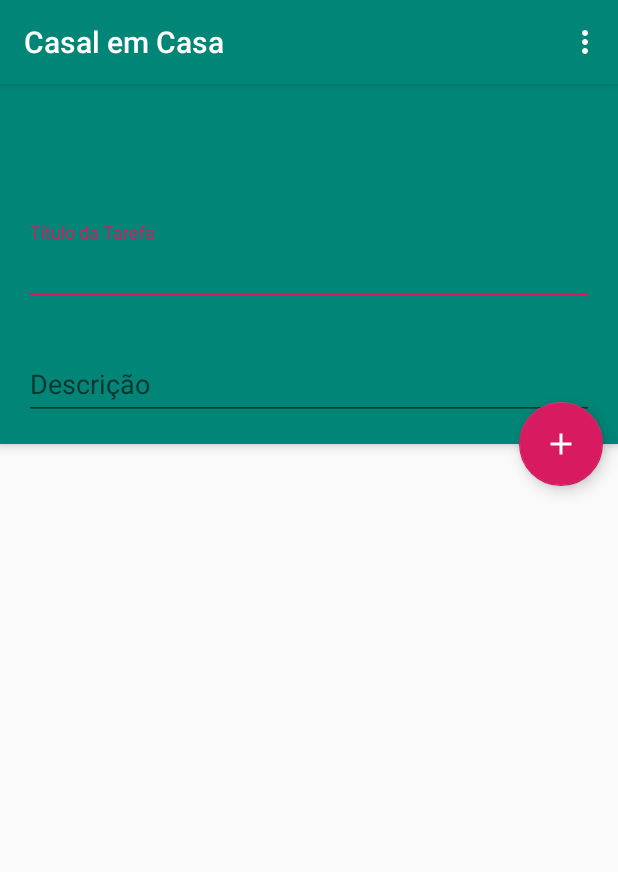
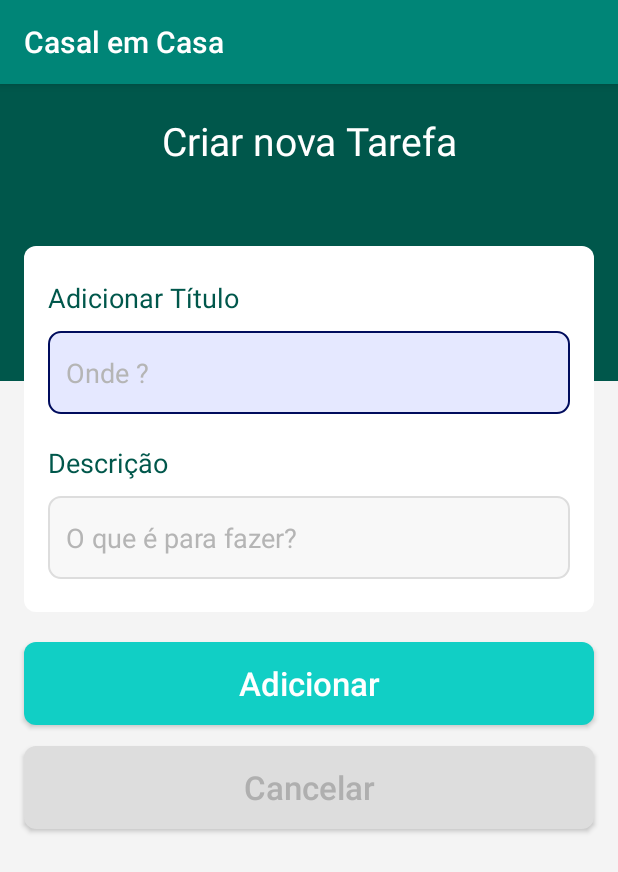
Before and after one commit to lostcrixxx/AppCasalEmCasa, an Android app: the MainActivity screen opened directly, with no data from a screen before it, after a tap on an icon or button, on a phone screen of 412 x 824 dp. Shown: the top 872 px of the screen. Run offline under Robolectric (Android 15) with nearby library versions, the phone set to English and light mode, and no system bars; our stand-ins replace Firebase (no records; nobody signed in at launch, a user with empty details on screens opened directly).

Commit message:
aligning layout list

```diff
--- a/app/build.gradle
+++ b/app/build.gradle
@@ -30,7 +30,6 @@ dependencies {
     androidTestImplementation 'androidx.test.espresso:espresso-core:3.2.0'
 
     implementation 'com.google.firebase:firebase-firestore:21.4.0'
-    implementation 'com.google.firebase:firebase-database:19.2.1'
     implementation 'com.google.android.material:material:1.0.0'
     implementation 'androidx.cardview:cardview:1.0.0'
     implementation 'androidx.recyclerview:recyclerview:1.1.0'
--- a/app/src/main/AndroidManifest.xml
+++ b/app/src/main/AndroidManifest.xml
@@ -22,6 +22,7 @@
             android:name=".LoginActivity"
             android:theme="@style/Theme.AppCompat.Light.NoActionBar" />
         <activity android:name=".MainActivity" />
+        <activity android:name=".View.NewTaskActivity" />
         <activity android:name=".RegisterActivity" />
     </application>
 
--- a/app/src/main/java/br/com/envolvedesenvolve/casalemcasa/MainActivity.java
+++ b/app/src/main/java/br/com/envolvedesenvolve/casalemcasa/MainActivity.java
@@ -1,6 +1,7 @@
 package br.com.envolvedesenvolve.casalemcasa;
 
 import android.content.Context;
+import android.content.Intent;
 import android.content.SharedPreferences;
 import android.os.Bundle;
 import android.util.Log;
@@ -38,6 +39,7 @@ import java.util.UUID;
 import br.com.envolvedesenvolve.casalemcasa.Adapter.ListItemAdapter;
 import br.com.envolvedesenvolve.casalemcasa.Model.ToDo;
 import br.com.envolvedesenvolve.casalemcasa.View.AboutFragment;
+import br.com.envolvedesenvolve.casalemcasa.View.NewTaskActivity;
 
 /**
  * Created by Cristiano M. on 31/01/2020
@@ -46,12 +48,13 @@ import br.com.envolvedesenvolve.casalemcasa.View.AboutFragment;
 
 public class MainActivity extends AppCompatActivity {
 
-    private String firstUUID, codeUUID;
+    private String codeUUID;
     public String idUpdate = "";
     public boolean isUpdate = false;
 
+    public EditText edtTitle, edtDescription;
+
     private SharedPreferences prefs;
-    public EditText edtTitle, edtDescription;
     private FirebaseFirestore db;
     private RecyclerView listItem;
     private RecyclerView.LayoutManager layoutManager;
@@ -66,18 +69,8 @@ public class MainActivity extends AppCompatActivity {
         super.onCreate(savedInstanceState);
         setContentView(R.layout.activity_main);
 
-//        Toolbar toolbar = (Toolbar) findViewById(R.id.toolbar);
-//        setSupportActionBar(toolbar);
-
-//        ActionBar actionBar = getSupportActionBar();
-//        if (actionBar != null) {
-//            actionBar.setDisplayHomeAsUpEnabled(true);
-//        }
-
         db = FirebaseFirestore.getInstance();
 //        dialog = new SpotsDialog(this);
-        edtTitle = findViewById(R.id.title);
-        edtDescription = findViewById(R.id.description);
         fab = findViewById(R.id.fab);
 
         prefs = getSharedPreferences("login", Context.MODE_PRIVATE);
@@ -86,16 +79,18 @@ public class MainActivity extends AppCompatActivity {
         fab.setOnClickListener(new View.OnClickListener() {
             @Override
             public void onClick(View v) {
-                if(!edtTitle.getText().toString().isEmpty() || !edtDescription.getText().toString().isEmpty()) {
-                    if (!isUpdate) {
-                        setData(edtTitle.getText().toString(), edtDescription.getText().toString());
-                    } else {
-                        updateData(edtTitle.getText().toString(), edtDescription.getText().toString());
-                        isUpdate = !isUpdate;
-                    }
-                } else {
-                    Toast.makeText(MainActivity.this, "Preencha os campos !", Toast.LENGTH_SHORT).show();
-                }
+                startActivity(new Intent(MainActivity.this, NewTaskActivity.class));
+
+//                if(!edtTitle.getText().toString().isEmpty() || !edtDescription.getText().toString().isEmpty()) {
+//                    if (!isUpdate) {
+//                        setData(edtTitle.getText().toString(), edtDescription.getText().toString());
+//                    } else {
+//                        updateData(edtTitle.getText().toString(), edtDescription.getText().toString());
+//                        isUpdate = !isUpdate;
+//                    }
+//                } else {
+//                    Toast.makeText(MainActivity.this, "Preencha os campos !", Toast.LENGTH_SHORT).show();
+//                }
             }
         });
 
@@ -118,7 +113,7 @@ public class MainActivity extends AppCompatActivity {
     @Override
     public boolean onOptionsItemSelected(MenuItem item) {
         int id = item.getItemId();
-        switch(id) {
+        switch (id) {
 //            case R.id.action_code:
 //            FragmentManager fm = getSupportFragmentManager();
 //            CodeFragment editNameDialogFragment = CodeFragment.newInstance();
@@ -135,7 +130,7 @@ public class MainActivity extends AppCompatActivity {
                 FragmentManager fm = getSupportFragmentManager();
                 AboutFragment editNameDialogFragment = AboutFragment.newInstance("Some Title");
                 editNameDialogFragment.show(fm, "fragment_edit_name");
-            break;
+                break;
 //            case R.id.action_settings:
 //                Log.d("MainActivity", "configurações");
 //                Intent iConfig = new Intent(this, ConfigActivity.class);
@@ -167,24 +162,6 @@ public class MainActivity extends AppCompatActivity {
                         loadData();
                     }
                 });
-    }
-
-    private void setData(String title, String description) {
-        String id = UUID.randomUUID().toString();
-        Map<String, Object> todo = new HashMap<>();
-        todo.put("id", id);
-        todo.put("title", title);
-        todo.put("description", description);
-
-        db.collection(codeUUID).document(id)
-                .set(todo).addOnSuccessListener(new OnSuccessListener<Void>() {
-            @Override
-            public void onSuccess(Void aVoid) {
-                loadData();
-                edtTitle.setText("");
-                edtDescription.setText("");
-            }
-        });
     }
 
     private void loadData() {
--- a/app/src/main/java/br/com/envolvedesenvolve/casalemcasa/SplashActivity.java
+++ b/app/src/main/java/br/com/envolvedesenvolve/casalemcasa/SplashActivity.java
@@ -15,6 +15,7 @@ import android.os.Handler;
 
 public class SplashActivity extends AppCompatActivity {
 
+    String code;
     boolean statusLogin;
     Handler handler;
     SharedPreferences prefs;
@@ -25,9 +26,10 @@ public class SplashActivity extends AppCompatActivity {
         setContentView(R.layout.activity_splash);
 
         prefs = getSharedPreferences("login", Context.MODE_PRIVATE);
+        code = prefs.getString("codePrefs", "");
         statusLogin = prefs.getBoolean("statusPrefs", false);
 
-        if(statusLogin) {
+        if(!code.equals("") && statusLogin) {
             startActivity(new Intent(SplashActivity.this, MainActivity.class));
         } else {
             handler = new Handler();
--- /dev/null
+++ b/app/src/main/java/br/com/envolvedesenvolve/casalemcasa/View/NewTaskActivity.java
@@ -0,0 +1,100 @@
+package br.com.envolvedesenvolve.casalemcasa.View;
+
+import android.content.Context;
+import android.content.Intent;
+import android.content.SharedPreferences;
+import android.os.Bundle;
+import android.util.Log;
+import android.view.View;
+import android.widget.Button;
+import android.widget.EditText;
+import android.widget.TextView;
+import android.widget.Toast;
+
+import androidx.appcompat.app.AppCompatActivity;
+
+import com.google.android.gms.tasks.OnSuccessListener;
+import com.google.firebase.firestore.FirebaseFirestore;
+
+import java.util.HashMap;
+import java.util.Map;
+import java.util.UUID;
+
+import br.com.envolvedesenvolve.casalemcasa.MainActivity;
+import br.com.envolvedesenvolve.casalemcasa.R;
+
+public class NewTaskActivity extends AppCompatActivity {
+
+    private String firstUUID, codeUUID;
+
+    private TextView titlepage, addtitle, adddesc, adddate;
+    private EditText edtTitle, edtDescription;
+    private Button btnSaveTask, btnCancel;
+
+    private FirebaseFirestore db;
+    private SharedPreferences prefs;
+
+    @Override
+    protected void onCreate(Bundle savedInstanceState) {
+        super.onCreate(savedInstanceState);
+        setContentView(R.layout.activity_new_task);
+
+        db = FirebaseFirestore.getInstance();
+
+        addtitle = findViewById(R.id.add_title);
+        adddesc = findViewById(R.id.add_desc);
+
+        edtTitle = findViewById(R.id.edt_new_title);
+        edtDescription = findViewById(R.id.edt_new_desc);
+
+        btnSaveTask = findViewById(R.id.btn_save_task);
+        btnCancel = findViewById(R.id.btn_cancel);
+
+        prefs = getSharedPreferences("login", Context.MODE_PRIVATE);
+        codeUUID = prefs.getString("codePrefs", "teste");
+        Log.e("teste", "UUID " + codeUUID);
+
+        btnSaveTask.setOnClickListener(new View.OnClickListener() {
+            @Override
+            public void onClick(View v) {
+                if (!edtTitle.getText().toString().isEmpty() || !edtDescription.getText().toString().isEmpty()) {
+//                    if (!isUpdate) {
+                    setData(edtTitle.getText().toString(), edtDescription.getText().toString());
+//                    } else {
+//                        updateData(edtTitle.getText().toString(), edtDescription.getText().toString());
+//                        isUpdate = !isUpdate;
+//                    }
+                } else {
+                    Toast.makeText(NewTaskActivity.this, "Preencha os campos !", Toast.LENGTH_SHORT).show();
+                }
+            }
+        });
+
+        btnCancel.setOnClickListener(new View.OnClickListener() {
+            @Override
+            public void onClick(View v) {
+                finish();
+            }
+        });
+    }
+
+    private void setData(String title, String description) {
+        String id = UUID.randomUUID().toString();
+        Map<String, Object> todo = new HashMap<>();
+        todo.put("id", id);
+        todo.put("title", title);
+        todo.put("description", description);
+
+        db.collection(codeUUID).document(id)
+                .set(todo).addOnSuccessListener(new OnSuccessListener<Void>() {
+            @Override
+            public void onSuccess(Void aVoid) {
+//                edtTitle.setText("");
+//                edtDescription.setText("");
+                finish();
+                Intent a = new Intent(NewTaskActivity.this, MainActivity.class);
+                startActivity(a);
+            }
+        });
+    }
+}
--- /dev/null
+++ b/app/src/main/res/drawable/bg_cancel.xml
@@ -0,0 +1,11 @@
+<?xml version="1.0" encoding="utf-8"?>
+<shape xmlns:android="http://schemas.android.com/apk/res/android">
+
+    <solid
+        android:color="#DDDDDD"
+        />
+    <corners
+        android:radius="8dp"
+        />
+
+</shape>
--- /dev/null
+++ b/app/src/main/res/drawable/bg_create.xml
@@ -0,0 +1,11 @@
+<?xml version="1.0" encoding="utf-8"?>
+<shape xmlns:android="http://schemas.android.com/apk/res/android">
+
+    <solid
+        android:color="#11CFC5"
+        />
+    <corners
+        android:radius="8dp"
+        />
+
+</shape>
--- /dev/null
+++ b/app/src/main/res/drawable/bg_input.xml
@@ -0,0 +1,23 @@
+<?xml version="1.0" encoding="utf-8"?>
+<selector xmlns:android="http://schemas.android.com/apk/res/android">
+
+    <item
+        android:drawable="@drawable/bginputsel"
+        android:state_pressed="true"
+        />
+
+    <item
+        android:drawable="@drawable/bginputsel"
+        android:state_focused="true"
+        />
+
+    <item
+        android:drawable="@drawable/bginputsel"
+        android:state_selected="true"
+        />
+
+    <item
+        android:drawable="@drawable/bginputunsel"
+        />
+
+</selector>
--- /dev/null
+++ b/app/src/main/res/drawable/bg_item.xml
@@ -0,0 +1,12 @@
+<?xml version="1.0" encoding="utf-8"?>
+<shape xmlns:android="http://schemas.android.com/apk/res/android">
+
+    <solid
+        android:color="#FFF"
+        />
+
+    <corners
+        android:radius="8dp"
+        />
+
+</shape>
--- /dev/null
+++ b/app/src/main/res/drawable/bginputsel.xml
@@ -0,0 +1,14 @@
+<?xml version="1.0" encoding="utf-8"?>
+<shape xmlns:android="http://schemas.android.com/apk/res/android">
+
+    <solid
+        android:color="#E5E8FF"
+        />
+    <stroke
+        android:width="1dp"
+        android:color="#000C5D"/>
+    <corners
+        android:radius="8dp"
+        />
+
+</shape>
--- /dev/null
+++ b/app/src/main/res/drawable/bginputunsel.xml
@@ -0,0 +1,14 @@
+<?xml version="1.0" encoding="utf-8"?>
+<shape xmlns:android="http://schemas.android.com/apk/res/android">
+
+    <solid
+        android:color="#F8F8F8"
+        />
+    <stroke
+        android:width="1dp"
+        android:color="#DDDDDD"/>
+    <corners
+        android:radius="8dp"
+        />
+
+</shape>
--- a/app/src/main/res/layout/activity_main.xml
+++ b/app/src/main/res/layout/activity_main.xml
@@ -6,54 +6,26 @@
     android:layout_height="match_parent"
     tools:context=".MainActivity">
 
-    <com.google.android.material.appbar.AppBarLayout
-        android:id="@+id/app_bar_layout"
+    <LinearLayout
+        android:id="@+id/layout_info"
         android:layout_width="match_parent"
         android:layout_height="wrap_content"
-        android:theme="@style/AppTheme">
+        android:background="@color/colorPrimaryDark"
+        android:orientation="vertical"
+        android:padding="16dp">
 
-        <androidx.appcompat.widget.Toolbar
-            android:id="@+id/toolbar"
-            android:layout_width="match_parent"
-            android:layout_height="?attr/actionBarSize" />
-
-        <LinearLayout
-            android:id="@+id/layout_info"
+        <TextView
+            android:id="@+id/titlepage"
             android:layout_width="match_parent"
             android:layout_height="wrap_content"
-            android:background="@color/colorPrimary"
-            android:orientation="vertical"
-            android:padding="16dp">
+            android:layout_marginTop="20dp"
+            android:layout_marginBottom="18dp"
+            android:text="Minha Lista"
+            android:textAlignment="center"
+            android:textColor="#FFF"
+            android:textSize="26sp" />
 
-            <com.google.android.material.textfield.TextInputLayout
-                android:id="@+id/textInputPassword"
-                style="@style/parent"
-                android:layout_marginTop="20dp">
-
-                <EditText
-                    android:id="@+id/title"
-                    style="@style/modifiedEditText"
-                    android:hint="Título da Tarefa"
-                    android:inputType="text"
-                    android:maxLines="1"
-                    android:textColorHint="@android:color/white" />
-            </com.google.android.material.textfield.TextInputLayout>
-
-            <com.google.android.material.textfield.TextInputLayout
-                style="@style/parent"
-                android:layout_marginTop="20dp">
-
-                <EditText
-                    android:id="@+id/description"
-                    style="@style/modifiedEditText"
-                    android:hint="Descrição"
-                    android:inputType="textMultiLine"
-                    android:textColorHint="@android:color/white" />
-            </com.google.android.material.textfield.TextInputLayout>
-
-        </LinearLayout>
-
-    </com.google.android.material.appbar.AppBarLayout>
+    </LinearLayout>
 
     <com.google.android.material.floatingactionbutton.FloatingActionButton
         android:id="@+id/fab"
@@ -62,16 +34,17 @@
         android:layout_marginRight="10dp"
         android:elevation="6dp"
         android:src="@drawable/ic_add"
+        app:backgroundTint="@color/register_bk_color"
         app:fabSize="normal"
-        app:layout_anchor="@id/app_bar_layout"
+        app:layout_anchor="@id/layout_info"
         app:layout_anchorGravity="bottom|right"
         app:pressedTranslationZ="12dp" />
 
     <androidx.recyclerview.widget.RecyclerView
         android:id="@+id/listTodo"
         android:layout_width="match_parent"
-        android:layout_height="match_parent"
-        android:layout_marginTop="30dp"
-        app:layout_behavior="@string/appbar_scrolling_view_behavior" />
+        android:layout_height="wrap_content"
+        android:layout_marginTop="135dp"
+        app:layout_anchor="@id/fab" />
 
 </androidx.coordinatorlayout.widget.CoordinatorLayout>
--- /dev/null
+++ b/app/src/main/res/layout/activity_new_task.xml
@@ -0,0 +1,159 @@
+<?xml version="1.0" encoding="utf-8"?>
+<LinearLayout xmlns:android="http://schemas.android.com/apk/res/android"
+    xmlns:app="http://schemas.android.com/apk/res-auto"
+    xmlns:tools="http://schemas.android.com/tools"
+    android:layout_width="match_parent"
+    android:layout_height="match_parent"
+    android:background="#F4F4F4"
+    android:orientation="vertical"
+    tools:context=".MainActivity">
+
+    <LinearLayout
+        android:layout_width="match_parent"
+        android:layout_height="198dp"
+        android:background="@color/colorPrimaryDark"
+        android:orientation="vertical">
+
+        <TextView
+            android:id="@+id/titlepage"
+            android:layout_width="match_parent"
+            android:layout_height="wrap_content"
+            android:layout_marginTop="20dp"
+            android:layout_marginBottom="18dp"
+            android:text="Criar nova Tarefa"
+            android:textAlignment="center"
+            android:textColor="#FFF"
+            android:textSize="26sp" />
+
+    </LinearLayout>
+
+    <LinearLayout
+        android:layout_width="match_parent"
+        android:layout_height="wrap_content"
+        android:layout_marginLeft="16dp"
+        android:layout_marginTop="-90dp"
+        android:layout_marginRight="16dp"
+        android:background="@drawable/bg_item"
+        android:orientation="vertical"
+        android:paddingTop="22dp"
+        android:paddingBottom="22dp">
+
+        <LinearLayout
+            android:layout_width="match_parent"
+            android:layout_height="wrap_content"
+            android:layout_marginLeft="16dp"
+            android:layout_marginRight="16dp"
+            android:orientation="vertical">
+
+            <TextView
+                android:id="@+id/add_title"
+                android:layout_width="match_parent"
+                android:layout_height="wrap_content"
+                android:layout_marginBottom="10dp"
+                android:text="Adicionar Título"
+                android:textColor="@color/colorPrimaryDark"
+                android:textSize="18sp" />
+
+            <EditText
+                android:id="@+id/edt_new_title"
+                android:layout_width="match_parent"
+                android:layout_height="55dp"
+                android:background="@drawable/bg_input"
+                android:hint="Onde ?"
+                android:inputType="text"
+                android:paddingLeft="12dp"
+                android:textColor="@color/colorPrimaryDark"
+                android:textColorHint="#B5B5B5" />
+
+        </LinearLayout>
+
+        <LinearLayout
+            android:layout_width="match_parent"
+            android:layout_height="wrap_content"
+            android:layout_marginLeft="16dp"
+            android:layout_marginTop="20dp"
+            android:layout_marginRight="16dp"
+            android:orientation="vertical">
+
+            <TextView
+                android:id="@+id/add_desc"
+                android:layout_width="match_parent"
+                android:layout_height="wrap_content"
+                android:layout_marginBottom="10dp"
+                android:text="Descrição"
+                android:textColor="@color/colorPrimaryDark"
+                android:textSize="18sp" />
+
+            <EditText
+                android:id="@+id/edt_new_desc"
+                android:layout_width="match_parent"
+                android:layout_height="55dp"
+                android:background="@drawable/bg_input"
+                android:hint="O que é para fazer?"
+                android:inputType="text"
+                android:maxLength="25"
+                android:paddingLeft="12dp"
+                android:textColor="@color/colorPrimaryDark"
+                android:textColorHint="#B5B5B5" />
+
+        </LinearLayout>
+
+<!--        <LinearLayout-->
+<!--            android:layout_width="match_parent"-->
+<!--            android:layout_height="wrap_content"-->
+<!--            android:layout_marginLeft="16dp"-->
+<!--            android:layout_marginTop="20dp"-->
+<!--            android:layout_marginRight="16dp"-->
+<!--            android:orientation="vertical">-->
+
+<!--            <TextView-->
+<!--                android:id="@+id/adddate"-->
+<!--                android:layout_width="match_parent"-->
+<!--                android:layout_height="wrap_content"-->
+<!--                android:layout_marginBottom="10dp"-->
+<!--                android:text="Timeline"-->
+<!--                android:textColor="@color/colorPrimaryDark"-->
+<!--                android:textSize="18sp" />-->
+
+<!--            <EditText-->
+<!--                android:id="@+id/datedoes"-->
+<!--                android:layout_width="match_parent"-->
+<!--                android:layout_height="55dp"-->
+<!--                android:background="@drawable/bg_input"-->
+<!--                android:hint="When will?"-->
+<!--                android:inputType="text"-->
+<!--                android:paddingLeft="12dp"-->
+<!--                android:textColor="@color/colorPrimaryDark"-->
+<!--                android:textColorHint="#B5B5B5" />-->
+
+<!--        </LinearLayout>-->
+
+    </LinearLayout>
+
+    <Button
+        android:id="@+id/btn_save_task"
+        android:layout_width="match_parent"
+        android:layout_height="55dp"
+        android:layout_marginLeft="16dp"
+        android:layout_marginTop="20dp"
+        android:layout_marginRight="16dp"
+        android:background="@drawable/bg_create"
+        android:text="Adicionar"
+        android:textAllCaps="false"
+        android:textColor="#FFF"
+        android:textSize="22sp" />
+
+    <Button
+        android:id="@+id/btn_cancel"
+        android:layout_width="match_parent"
+        android:layout_height="55dp"
+        android:layout_marginLeft="16dp"
+        android:layout_marginTop="14dp"
+        android:layout_marginRight="16dp"
+        android:background="@drawable/bg_cancel"
+        android:text="Cancelar"
+        android:textAllCaps="false"
+        android:textColor="#AFAFAF"
+        android:textSize="22sp" />
+
+</LinearLayout>
```
